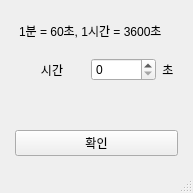
The window that src/ui/main_form.ui (100dlswjd/Reservation_termination) describes before a commit, drawn with Qt 5.
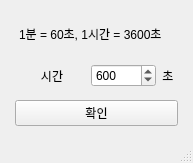
The same window after the commit.

Commit message: 유아이 수정

```diff
--- a/src/ui/main_form.ui
+++ b/src/ui/main_form.ui
@@ -7,7 +7,7 @@
     <x>0</x>
     <y>0</y>
     <width>193</width>
-    <height>193</height>
+    <height>163</height>
    </rect>
   </property>
   <property name="windowTitle">
@@ -77,7 +77,14 @@
          </widget>
         </item>
         <item>
-         <widget class="QSpinBox" name="spinBox_timer"/>
+         <widget class="QSpinBox" name="spinBox_timer">
+          <property name="maximum">
+           <number>36000</number>
+          </property>
+          <property name="value">
+           <number>600</number>
+          </property>
+         </widget>
         </item>
         <item>
          <widget class="QLabel" name="label_sec">
@@ -97,29 +104,6 @@
         </item>
        </layout>
       </item>
-      <item>
-       <layout class="QHBoxLayout" name="horizontalLayout_2">
-        <property name="leftMargin">
-         <number>4</number>
-        </property>
-        <property name="topMargin">
-         <number>4</number>
-        </property>
-        <property name="rightMargin">
-         <number>4</number>
-        </property>
-        <property name="bottomMargin">
-         <number>4</number>
-        </property>
-        <item>
-         <widget class="QLabel" name="label_remain_timer">
-          <property name="text">
-           <string/>
-          </property>
-         </widget>
-        </item>
-       </layout>
-      </item>
       <item>
        <widget class="QPushButton" name="pushButton">
         <property name="text">
```
The commit also changes 1 other file.
